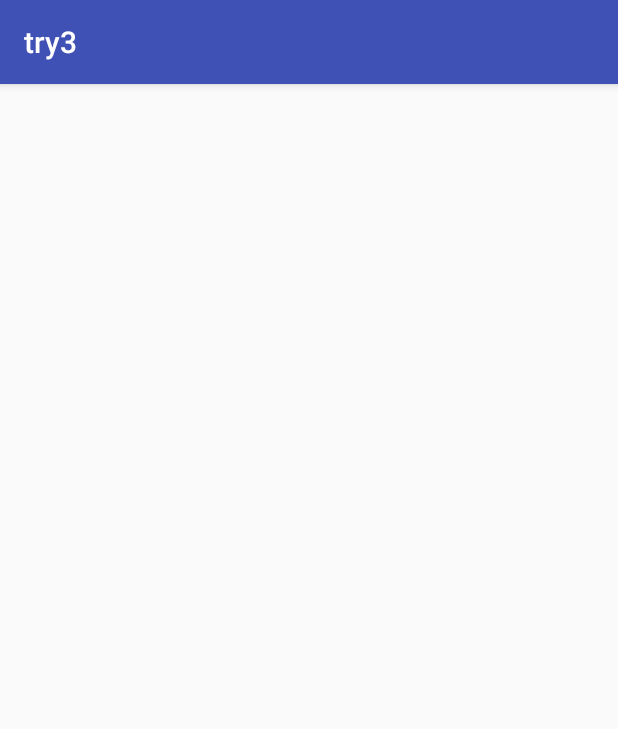
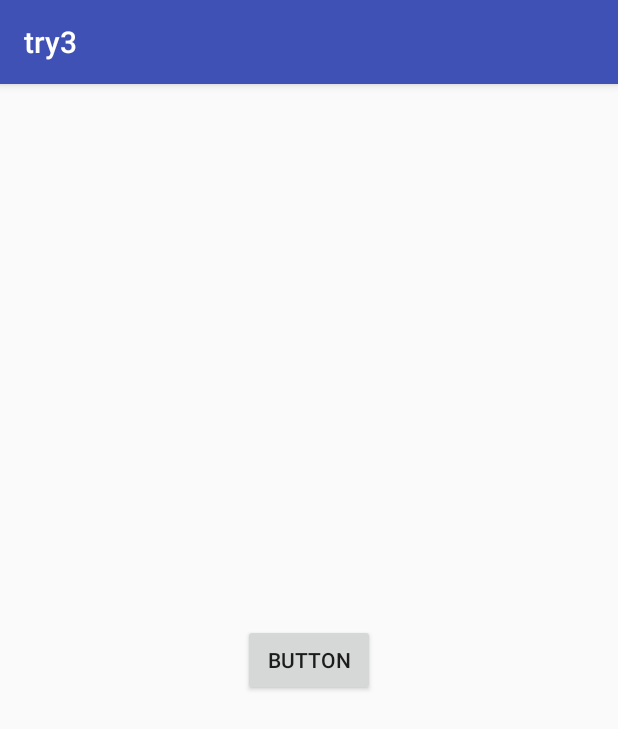
Before and after one commit to abhirham/androidproject, an Android app: the screen it shows after launch (MainActivity), on a phone screen of 412 x 824 dp. Shown: the top 729 px of the screen. Run offline under Robolectric (Android 15) with nearby library versions, the phone set to English and light mode, and no system bars.

Commit message:
added button

```diff
--- a/app/src/main/res/layout/activity_main.xml
+++ b/app/src/main/res/layout/activity_main.xml
@@ -6,4 +6,14 @@
     android:layout_height="match_parent"
     tools:context="com.example.savar.try3.MainActivity">
 
+    <Button
+        android:id="@+id/button"
+        android:layout_width="wrap_content"
+        android:layout_height="wrap_content"
+        android:text="Button"
+        app:layout_constraintBottom_toBottomOf="parent"
+        app:layout_constraintEnd_toEndOf="parent"
+        app:layout_constraintHorizontal_bias="0.5"
+        app:layout_constraintStart_toStartOf="parent"
+        app:layout_constraintTop_toTopOf="parent" />
 </android.support.constraint.ConstraintLayout>
```
